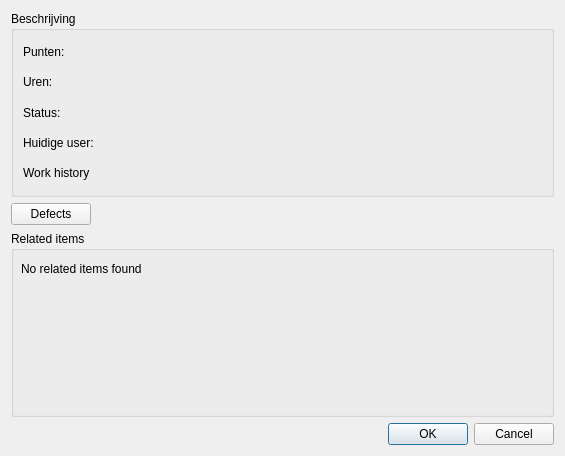
Before: the Qt Designer form View/sbi.ui in Roconda/Scrumboard, drawn with Qt 5.
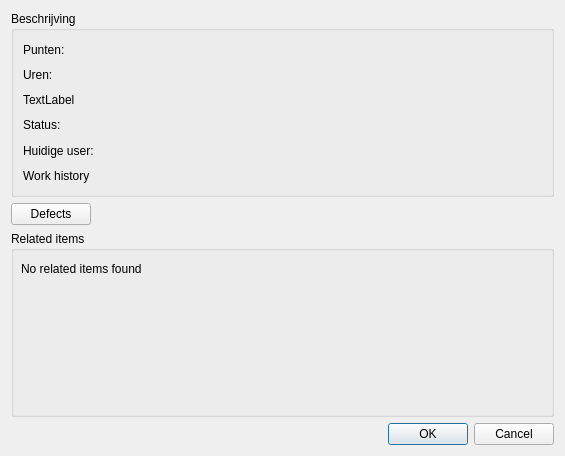
After: the same form once the commit is applied.

Commit message:
Fixed SBI Detail View GUI
Fixed SBI detail view GUI.

The edit to the form file:
```diff
--- a/View/sbi.ui
+++ b/View/sbi.ui
@@ -17,20 +17,27 @@
       <string>Beschrijving</string>
      </property>
      <layout class="QVBoxLayout" name="verticalLayout">
-      <item>
-       <widget class="QLabel" name="lbl_points">
-        <property name="text">
-         <string>Punten:</string>
-        </property>
-       </widget>
-      </item>
       <item>
        <widget class="QLabel" name="lbl_remaining_hours">
         <property name="text">
+         <string>Punten:</string>
+        </property>
+       </widget>
+      </item>
+      <item>
+       <widget class="QLabel" name="lbl_completed_hours">
+        <property name="text">
          <string>Uren:</string>
         </property>
        </widget>
       </item>
+      <item>
+       <widget class="QLabel" name="lbl_total_hours">
+        <property name="text">
+         <string>TextLabel</string>
+        </property>
+       </widget>
+      </item>
       <item>
        <widget class="QLabel" name="lbl_status">
         <property name="text">
```
The commit also changes 3 other files.
